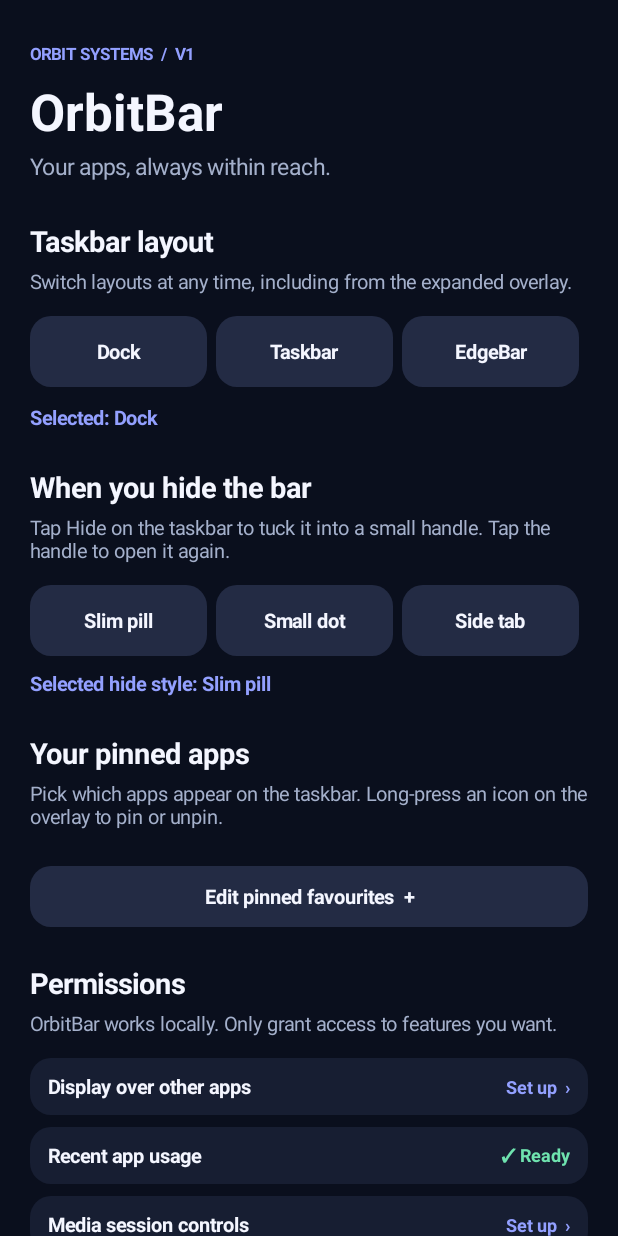
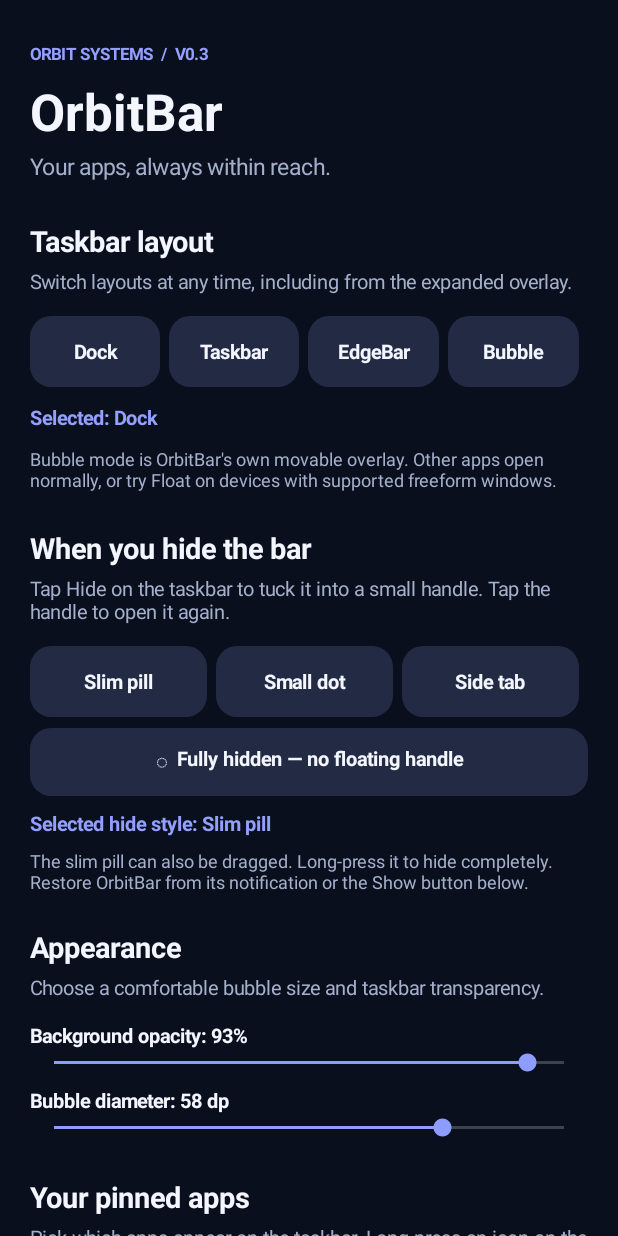
Before and after one commit to Wayudiesa24/OrbitBar, an Android app: the screen it shows after launch (MainActivity), on a phone screen of 412 x 824 dp. Run offline under Robolectric (Android 15) with nearby library versions, the phone set to English and light mode, and no system bars.

Commit message:
OrbitBar v0.3: draggable bubble, fully hidden mode, movable pill and opacity

```diff
--- a/app/build.gradle
+++ b/app/build.gradle
@@ -10,8 +10,8 @@ android {
         applicationId 'com.orbitbar.app'
         minSdk 26
         targetSdk 35
-        versionCode 3
-        versionName '0.2.0'
+        versionCode 4
+        versionName '0.3.0'
     }
 
     buildTypes {
--- a/app/src/main/java/com/orbitbar/app/MainActivity.java
+++ b/app/src/main/java/com/orbitbar/app/MainActivity.java
@@ -18,6 +18,7 @@ import android.widget.HorizontalScrollView;
 import android.widget.ImageView;
 import android.widget.LinearLayout;
 import android.widget.ScrollView;
+import android.widget.SeekBar;
 import android.widget.TextView;
 import android.widget.Toast;
 import java.util.ArrayList;
@@ -67,7 +68,7 @@ public class MainActivity extends Activity {
     private void showHome() {
         showingPicker = false;
         shell();
-        TextView eyebrow = Ui.text(this, "ORBIT SYSTEMS  /  V1", 11, Ui.ACCENT, true);
+        TextView eyebrow = Ui.text(this, "ORBIT SYSTEMS  /  V0.3", 11, Ui.ACCENT, true);
         content.addView(eyebrow); Ui.gap(content, this, 8);
         content.addView(Ui.text(this, "OrbitBar", 34, Ui.TEXT, true));
         Ui.gap(content, this, 4);
@@ -79,10 +80,15 @@ public class MainActivity extends Activity {
         addButton(modes, modeName("dock"), () -> selectMode("dock"));
         addButton(modes, modeName("taskbar"), () -> selectMode("taskbar"));
         addButton(modes, modeName("edge"), () -> selectMode("edge"));
+        addButton(modes, modeName("bubble"), () -> selectMode("bubble"));
         content.addView(modes);
         Ui.gap(content, this, 11);
         TextView chosen = Ui.text(this, "Selected: " + modeName(Prefs.mode(this)), 13, Ui.ACCENT, true);
         content.addView(chosen);
+        Ui.gap(content, this, 10);
+        content.addView(Ui.text(this,
+                "Bubble mode is OrbitBar's own movable overlay. Other apps open normally, " +
+                "or try Float on devices with supported freeform windows.", 12, Ui.MUTED, false));
         Ui.gap(content, this, 24);
 
         section("When you hide the bar", "Tap Hide on the taskbar to tuck it into a small handle. Tap the handle to open it again.");
@@ -91,10 +97,53 @@ public class MainActivity extends Activity {
         addButton(hideChoices, "Small dot", () -> selectHideStyle("dot"));
         addButton(hideChoices, "Side tab", () -> selectHideStyle("side"));
         content.addView(hideChoices);
+        Ui.gap(content, this, 7);
+        content.addView(Ui.pill(this, "◌  Fully hidden — no floating handle", () -> selectHideStyle("off")));
         Ui.gap(content, this, 9);
         String hide = Prefs.hideStyle(this);
-        String hideLabel = hide.equals("dot") ? "Small dot" : hide.equals("side") ? "Side tab" : "Slim pill";
+        String hideLabel = hide.equals("off") ? "Fully hidden" :
+                hide.equals("dot") ? "Small dot" : hide.equals("side") ? "Side tab" : "Slim pill";
         content.addView(Ui.text(this, "Selected hide style: " + hideLabel, 13, Ui.ACCENT, true));
+        Ui.gap(content, this, 7);
+        content.addView(Ui.text(this,
+                "The slim pill can also be dragged. Long-press it to hide completely. " +
+                "Restore OrbitBar from its notification or the Show button below.", 12, Ui.MUTED, false));
+        Ui.gap(content, this, 22);
+
+        section("Appearance", "Choose a comfortable bubble size and taskbar transparency.");
+        TextView opacity = Ui.text(this, "Background opacity: " + Prefs.opacity(this) + "%", 13, Ui.TEXT, true);
+        content.addView(opacity);
+        SeekBar alphaSeek = new SeekBar(this);
+        alphaSeek.setMax(100);
+        alphaSeek.setProgress(Prefs.opacity(this));
+        alphaSeek.setOnSeekBarChangeListener(new SeekBar.OnSeekBarChangeListener() {
+            public void onStartTrackingTouch(SeekBar v) {}
+            public void onStopTrackingTouch(SeekBar v) {
+                Prefs.setOpacity(MainActivity.this, Math.max(40, v.getProgress()));
+                refreshOverlay();
+            }
+            public void onProgressChanged(SeekBar v, int progress, boolean fromUser) {
+                opacity.setText("Background opacity: " + Math.max(40, progress) + "%");
+            }
+        });
+        content.addView(alphaSeek);
+        Ui.gap(content, this, 7);
+        TextView bubbleSize = Ui.text(this, "Bubble diameter: " + Prefs.bubbleSize(this) + " dp", 13, Ui.TEXT, true);
+        content.addView(bubbleSize);
+        SeekBar bubbleSeek = new SeekBar(this);
+        bubbleSeek.setMax(76);
+        bubbleSeek.setProgress(Prefs.bubbleSize(this));
+        bubbleSeek.setOnSeekBarChangeListener(new SeekBar.OnSeekBarChangeListener() {
+            public void onStartTrackingTouch(SeekBar v) {}
+            public void onStopTrackingTouch(SeekBar v) {
+                Prefs.setBubbleSize(MainActivity.this, Math.max(48, v.getProgress()));
+                refreshOverlay();
+            }
+            public void onProgressChanged(SeekBar v, int progress, boolean fromUser) {
+                bubbleSize.setText("Bubble diameter: " + Math.max(48, progress) + " dp");
+            }
+        });
+        content.addView(bubbleSeek);
         Ui.gap(content, this, 24);
 
         section("Your pinned apps", "Pick which apps appear on the taskbar. Long-press an icon on the overlay to pin or unpin.");
@@ -137,14 +186,14 @@ public class MainActivity extends Activity {
                     () -> requestPermissions(new String[]{Manifest.permission.POST_NOTIFICATIONS}, 75));
         }
         Ui.gap(content, this, 22);
-        TextView start = Ui.pill(this, "▶   Start OrbitBar", () -> {
+        TextView start = Ui.pill(this, "▶   Start / Show OrbitBar", () -> {
             if (!Settings.canDrawOverlays(this)) {
                 Toast.makeText(this, "Grant overlay permission first", Toast.LENGTH_LONG).show();
                 startActivity(new Intent(Settings.ACTION_MANAGE_OVERLAY_PERMISSION,
                         Uri.parse("package:" + getPackageName())));
                 return;
             }
-            Intent i = new Intent(this, OverlayService.class);
+            Intent i = new Intent(this, OverlayService.class).setAction(OverlayService.ACTION_SHOW);
             if (Build.VERSION.SDK_INT >= 26) startForegroundService(i);
             else startService(i);
             Toast.makeText(this, "OrbitBar started", Toast.LENGTH_SHORT).show();
@@ -169,25 +218,25 @@ public class MainActivity extends Activity {
         switch (mode) {
             case "taskbar": return "Taskbar";
             case "edge": return "EdgeBar";
+            case "bubble": return "Bubble";
             default: return "Dock";
         }
     }
-    private void selectMode(String mode) {
-        Prefs.setMode(this, mode);
+    private void refreshOverlay() {
         if (OverlayService.isRunning && Settings.canDrawOverlays(this)) {
             Intent refresh = new Intent(this, OverlayService.class).setAction(OverlayService.ACTION_REFRESH);
             if (Build.VERSION.SDK_INT >= 26) startForegroundService(refresh);
             else startService(refresh);
         }
+    }
+    private void selectMode(String mode) {
+        Prefs.setMode(this, mode);
+        refreshOverlay();
         showHome();
     }
     private void selectHideStyle(String style) {
         Prefs.setHideStyle(this, style);
-        if (OverlayService.isRunning && Settings.canDrawOverlays(this)) {
-            Intent refresh = new Intent(this, OverlayService.class).setAction(OverlayService.ACTION_REFRESH);
-            if (Build.VERSION.SDK_INT >= 26) startForegroundService(refresh);
-            else startService(refresh);
-        }
+        refreshOverlay();
         showHome();
     }
     private void permissionRow(String name, boolean granted, Runnable action) {
```
Also changed, not shown: app/src/main/java/com/orbitbar/app/OverlayService.java (+184 -46 lines), app/src/main/java/com/orbitbar/app/Prefs.java (+10 -0 lines), 1 other file.
